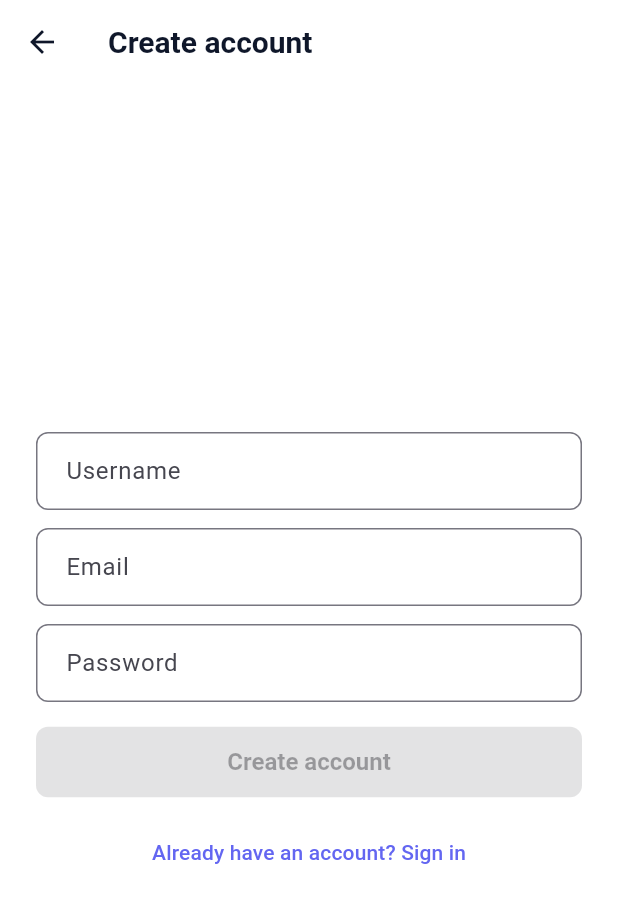
After one commit to itsrobbie/open-human-participation-protocol, a Flutter app: the screen it shows after launch, after a tap on "Don't have an account? Create one", on a phone screen of 412 x 824 dp. The commit adds this screen. Shown: the top 903 px of the screen. Run offline on Flutter 3.47's test engine with Material 3 defaults, Android fonts, the phone set to English and light mode, and no system bars; our stand-ins replace dio, flutter_markdown, flutter_riverpod, flutter_secure_storage, go_router, local_auth and 2 more; missing offline and left inert: pointycastle; accounts and stored records are empty; network calls fail.

Commit message:
feat(auth): in-app sign-up + route all app auth through the resolver
Phase 2.0 (C) + refresh: the app now creates accounts and signs in through the
Resolver only, so the identity provider is fully hidden from the client and
users, and swappable in production.

App (platform/client-app):
- New keyed RegisterScreen (ohpp.register.username/email/password/submit/error)
  reached from a login-register-link; /register route, allowed unauthenticated.
- LoginNotifier gains register(); login + register call the resolver
  /api/auth/login and /api/auth/register (via RESOLVER_URL), not Keycloak.
- AuthInterceptor refresh now hits /api/auth/refresh (JSON), param renamed
  keycloakTokenUrl/clientId -> refreshUrl.
- Removed the KEYCLOAK_TOKEN_URL / KEYCLOAK_CLIENT_ID consts and all direct
  Keycloak coupling from the app auth path. grep-verified: lib/ auth path names
  no keycloak/realms/openid-connect.
- Login goldens regenerated for the added register link; auth + login tests green.

Resolver: added broker RefreshAsync + POST /api/auth/refresh (+ anonymous path)
so the app never contacts the provider for refresh either. Builds clean.

```diff
--- a/platform/client-app/lib/core/navigation/app_router.dart
+++ b/platform/client-app/lib/core/navigation/app_router.dart
@@ -8,6 +8,7 @@ import 'package:ohpp_client/features/apps/qr_scanner_screen.dart';
 import 'package:ohpp_client/features/history/history_detail_screen.dart';
 import 'package:ohpp_client/features/history/history_screen.dart';
 import 'package:ohpp_client/features/login/login_screen.dart';
+import 'package:ohpp_client/features/login/register_screen.dart';
 import 'package:ohpp_client/features/onboarding/onboarding_flow.dart';
 import 'package:ohpp_client/features/pending/pending_screen.dart';
 import 'package:ohpp_client/features/profile/profile_screen.dart';
@@ -26,6 +27,7 @@ import 'package:ohpp_client/shared/providers/rules_provider.dart';
 abstract class AppRoutes {
   static const onboarding = '/onboarding';
   static const login = '/login';
+  static const register = '/register';
   static const pending = '/pending';
   static const history = '/history';
   static const historyDetail = '/history/:id';
@@ -67,14 +69,16 @@ final routerProvider = Provider<GoRouter>((ref) {
       final isAuthenticated = auth.state == AuthState.authenticated;
       final isOnLogin = state.matchedLocation == AppRoutes.login;
       final isOnOnboarding = state.matchedLocation == AppRoutes.onboarding;
+      final isOnRegister = state.matchedLocation == AppRoutes.register;
 
-      // Not authenticated: redirect to login (unless already there or onboarding)
-      if (!isAuthenticated && !isOnLogin && !isOnOnboarding) {
+      // Not authenticated: redirect to login (unless already on an
+      // unauthenticated route: login, register, or onboarding).
+      if (!isAuthenticated && !isOnLogin && !isOnOnboarding && !isOnRegister) {
         return AppRoutes.login;
       }
 
-      // Authenticated but on login page: redirect to home
-      if (isAuthenticated && isOnLogin) {
+      // Authenticated but on login/register page: redirect to home
+      if (isAuthenticated && (isOnLogin || isOnRegister)) {
         return AppRoutes.pending;
       }
 
@@ -91,6 +95,10 @@ final routerProvider = Provider<GoRouter>((ref) {
       GoRoute(
         path: AppRoutes.login,
         builder: (context, state) => const LoginScreen(),
+      ),
+      GoRoute(
+        path: AppRoutes.register,
+        builder: (context, state) => const RegisterScreen(),
       ),
 
       // --- Authenticated routes (shell with bottom nav) ---
--- a/platform/client-app/lib/features/login/login_screen.dart
+++ b/platform/client-app/lib/features/login/login_screen.dart
@@ -1,10 +1,15 @@
 import 'package:flutter/material.dart';
 import 'package:flutter_riverpod/flutter_riverpod.dart';
+import 'package:go_router/go_router.dart';
 
 import 'package:ohpp_client/core/theme/app_colors.dart';
 
 /// Login callback interface (injected for testability).
 typedef LoginCallback = Future<bool> Function(String username, String password);
+
+/// Register callback: create a new account then land authenticated.
+typedef RegisterCallback = Future<bool> Function(
+    String username, String email, String password);
 
 /// State for the login form.
 class LoginState {
@@ -16,9 +21,11 @@ class LoginState {
 
 class LoginNotifier extends StateNotifier<LoginState> {
   final LoginCallback _onLogin;
+  final RegisterCallback? _onRegister;
 
-  LoginNotifier({required LoginCallback onLogin})
+  LoginNotifier({required LoginCallback onLogin, RegisterCallback? onRegister})
       : _onLogin = onLogin,
+        _onRegister = onRegister,
         super(const LoginState());
 
   Future<bool> login(String username, String password) async {
@@ -32,6 +39,28 @@ class LoginNotifier extends StateNotifier<LoginState> {
         state = const LoginState(error: 'Invalid username or password');
         return false;
       }
+    } catch (e) {
+      state = LoginState(error: e.toString());
+      return false;
+    }
+  }
+
+  /// Create a new account and land authenticated. Fails if registration is not
+  /// wired (no onRegister) or the resolver rejects the details.
+  Future<bool> register(String username, String email, String password) async {
+    if (_onRegister == null) {
+      state = const LoginState(error: 'Registration is not available.');
+      return false;
+    }
+    state = const LoginState(isLoading: true);
+    try {
+      final success = await _onRegister(username, email, password);
+      if (success) {
+        state = const LoginState();
+        return true;
+      }
+      state = const LoginState(error: 'Could not create the account.');
+      return false;
     } catch (e) {
       state = LoginState(error: e.toString());
       return false;
@@ -165,6 +194,14 @@ class _LoginScreenState extends ConsumerState<LoginScreen> {
                               : const Text('Sign In'),
                         ),
                       ),
+                      const SizedBox(height: 12),
+                      TextButton(
+                        key: const Key('login-register-link'),
+                        onPressed: state.isLoading
+                            ? null
+                            : () => context.go('/register'),
+                        child: const Text("Don't have an account? Create one"),
+                      ),
                     ],
                   ),
                 ),
--- /dev/null
+++ b/platform/client-app/lib/features/login/register_screen.dart
@@ -0,0 +1,142 @@
+import 'package:flutter/material.dart';
+import 'package:flutter_riverpod/flutter_riverpod.dart';
+import 'package:go_router/go_router.dart';
+
+import 'package:ohpp_client/core/theme/app_colors.dart';
+import 'package:ohpp_client/features/login/login_screen.dart';
+
+/// Native in-app account creation. Talks ONLY to the Resolver's /api/auth via
+/// the loginProvider's register path — the identity provider stays hidden, and
+/// swapping it in production changes nothing here. On success the user lands
+/// authenticated (the router redirects to Pending).
+class RegisterScreen extends ConsumerStatefulWidget {
+  const RegisterScreen({super.key});
+
+  @override
+  ConsumerState<RegisterScreen> createState() => _RegisterScreenState();
+}
+
+class _RegisterScreenState extends ConsumerState<RegisterScreen> {
+  final _username = TextEditingController();
+  final _email = TextEditingController();
+  final _password = TextEditingController();
+
+  @override
+  void initState() {
+    super.initState();
+    _username.addListener(_onChanged);
+    _email.addListener(_onChanged);
+    _password.addListener(_onChanged);
+  }
+
+  @override
+  void dispose() {
+    _username.dispose();
+    _email.dispose();
+    _password.dispose();
+    super.dispose();
+  }
+
+  void _onChanged() => setState(() {});
+
+  bool get _isEmpty =>
+      _username.text.isEmpty || _email.text.isEmpty || _password.text.isEmpty;
+
+  Future<void> _submit() async {
+    final ok = await ref
+        .read(loginProvider.notifier)
+        .register(_username.text.trim(), _email.text.trim(), _password.text);
+    // On success the auth state changes and the router redirects; nothing to do.
+    if (!ok && mounted) {
+      // Error is surfaced via loginProvider state below.
+    }
+  }
+
+  @override
+  Widget build(BuildContext context) {
+    final state = ref.watch(loginProvider);
+    return Scaffold(
+      appBar: AppBar(
+        leading: IconButton(
+          key: const Key('register-back'),
+          icon: const Icon(Icons.arrow_back),
+          onPressed: () => context.go('/login'),
+        ),
+        title: const Text('Create account'),
+      ),
+      body: SafeArea(
+        child: Center(
+          child: SingleChildScrollView(
+            padding: const EdgeInsets.all(24),
+            child: Column(
+              mainAxisSize: MainAxisSize.min,
+              crossAxisAlignment: CrossAxisAlignment.stretch,
+              children: [
+                TextField(
+                  key: const Key('ohpp.register.username'),
+                  controller: _username,
+                  autocorrect: false,
+                  enableSuggestions: false,
+                  decoration: const InputDecoration(labelText: 'Username'),
+                ),
+                const SizedBox(height: 12),
+                TextField(
+                  key: const Key('ohpp.register.email'),
+                  controller: _email,
+                  keyboardType: TextInputType.emailAddress,
+                  autocorrect: false,
+                  enableSuggestions: false,
+                  decoration: const InputDecoration(labelText: 'Email'),
+                ),
+                const SizedBox(height: 12),
+                TextField(
+                  key: const Key('ohpp.register.password'),
+                  controller: _password,
+                  obscureText: true,
+                  decoration: const InputDecoration(labelText: 'Password'),
+                ),
+                const SizedBox(height: 16),
+                if (state.error != null) ...[
+                  Row(
+                    key: const Key('ohpp.register.error'),
+                    children: [
+                      const Icon(Icons.error_outline,
+                          color: AppColors.red, size: 18),
+                      const SizedBox(width: 8),
+                      Expanded(
+                        child: Text(state.error!,
+                            style: const TextStyle(
+                                color: AppColors.red, fontSize: 14)),
+                      ),
+                    ],
+                  ),
+                  const SizedBox(height: 16),
+                ],
+                ElevatedButton(
+                  key: const Key('ohpp.register.submit'),
+                  onPressed: state.isLoading || _isEmpty ? null : _submit,
+                  child: state.isLoading
+                      ? const SizedBox(
+                          key: Key('ohpp.register.loading'),
+                          width: 20,
+                          height: 20,
+                          child: CircularProgressIndicator(
+                              strokeWidth: 2, color: Colors.white),
+                        )
+                      : const Text('Create account'),
+                ),
+                const SizedBox(height: 12),
+                TextButton(
+                  key: const Key('ohpp.register.to-login'),
+                  onPressed:
+                      state.isLoading ? null : () => context.go('/login'),
+                  child: const Text('Already have an account? Sign in'),
+                ),
+              ],
+            ),
+          ),
+        ),
+      ),
+    );
+  }
+}
```
Also changed, not shown: platform/client-app/lib/core/api/auth_interceptor.dart (+20 -21 lines), platform/client-app/lib/main.dart (+64 -62 lines), 9 other files.
